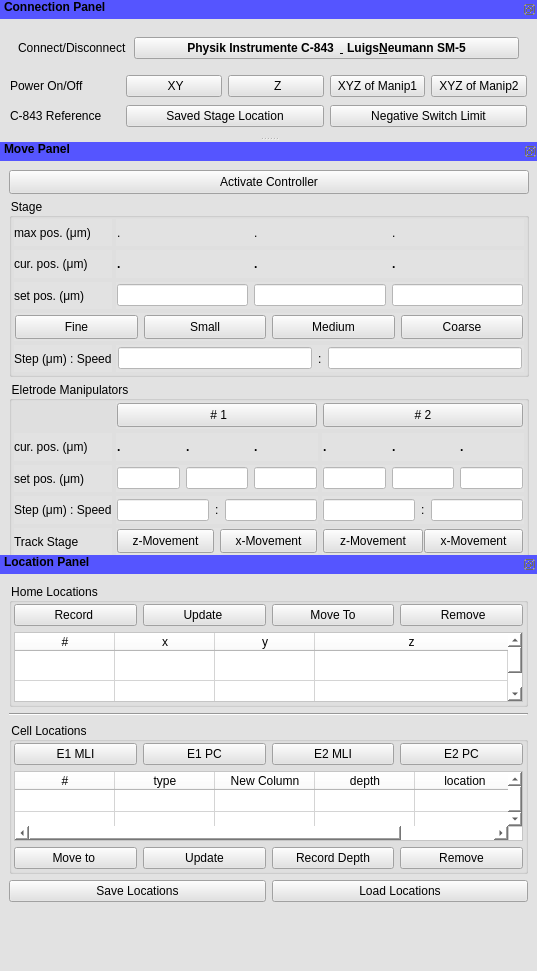
mgraupe/ManipulatorControl, file manipulator.ui: the form before one commit.
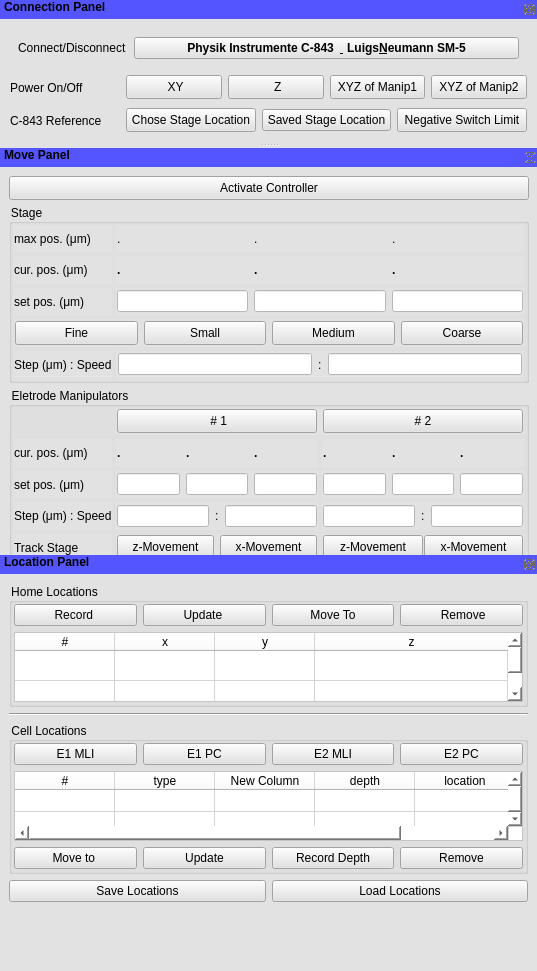
The form after the commit.

Commit message: added chose reference location button to gui

Patch:
```diff
--- a/manipulator.ui
+++ b/manipulator.ui
@@ -42,7 +42,7 @@
    <property name="minimumSize">
     <size>
      <width>456</width>
-     <height>127</height>
+     <height>143</height>
     </size>
    </property>
    <property name="font">
@@ -101,6 +101,13 @@
             <height>24</height>
            </size>
           </property>
+          <property name="text">
+           <string>Chose Stage Location</string>
+          </property>
+         </widget>
+        </item>
+        <item>
+         <widget class="QPushButton" name="refSavedLocationBtn">
           <property name="text">
            <string>Saved Stage Location</string>
           </property>
```
Left out of the diff: 2 changed lines with no effect on the pictures.
